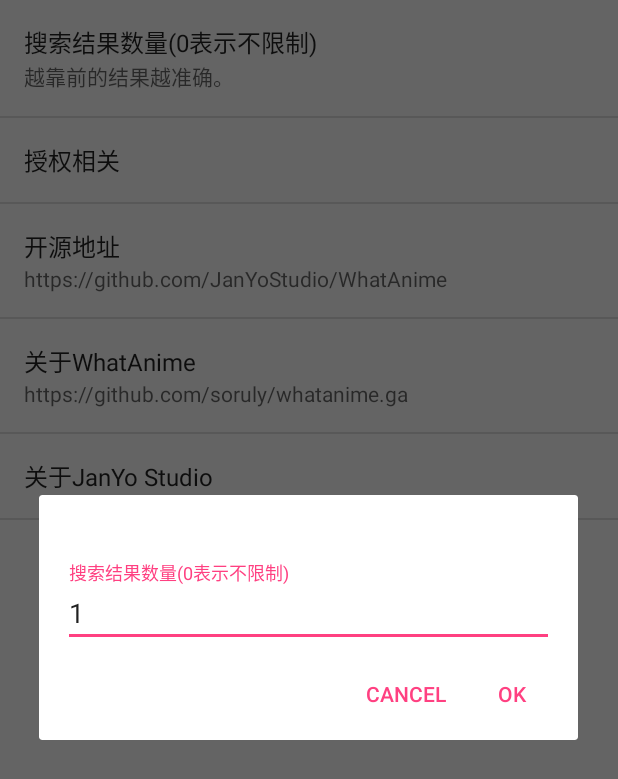
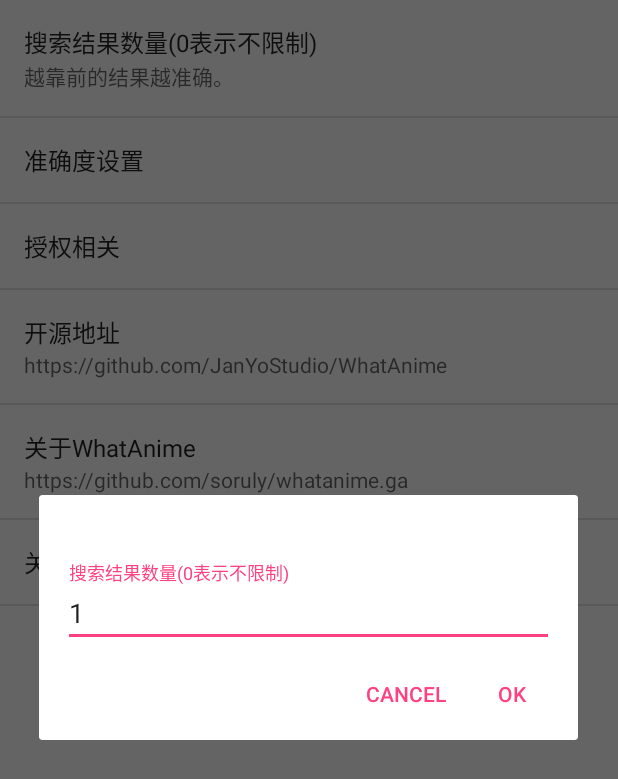
Before and after one commit to JanYoStudio/WhatAnime, an Android app: the fragment SettingsFragment shown on its own in the app's theme, after a tap on "搜索结果数量(0表示不限制)", on a phone screen of 412 x 824 dp. Shown: the top 779 px of the screen. Run offline under Robolectric (Android 15) with nearby library versions, the phone set to English and light mode, and no system bars; libraries missing offline, so code that uses them is left out: vip.mystery0.tools; 1 statement that could not run was skipped.

Commit message:
添加准确度设置

```diff
--- a/app/src/main/java/pw/janyo/whatanime/activity/MainActivity.java
+++ b/app/src/main/java/pw/janyo/whatanime/activity/MainActivity.java
@@ -106,7 +106,7 @@ public class MainActivity extends AppCompatActivity
 						@Override
 						public void onTargetDismissed(TapTargetView view, boolean userInitiated)
 						{
-							settings.setFirstRun(false);
+							settings.setFirstRun();
 						}
 					});
 		}
--- a/app/src/main/java/pw/janyo/whatanime/fragment/SettingsFragment.java
+++ b/app/src/main/java/pw/janyo/whatanime/fragment/SettingsFragment.java
@@ -30,6 +30,7 @@ public class SettingsFragment extends PreferenceFragment
 	private static final String TAG = "SettingsFragment";
 	private Settings settings;
 	private Preference resultNumberPreference;
+	private Preference similarityPreference;
 	private Preference licensePreference;
 	private Preference openSourceAddressPreference;
 	private Preference janyoInfoPreference;
@@ -73,6 +74,33 @@ public class SettingsFragment extends PreferenceFragment
 				View view = LayoutInflater.from(getActivity()).inflate(R.layout.dialog_edit, new TextInputLayout(getActivity()), false);
 				final TextInputLayout textInputLayout = view.findViewById(R.id.layout);
 				textInputLayout.setHint(getString(R.string.title_result_number));
+				textInputLayout.getEditText().setInputType(InputType.TYPE_CLASS_NUMBER);
+				textInputLayout.getEditText().setText(String.valueOf(settings.getResultNumber()));
+				new AlertDialog.Builder(getActivity())
+						.setTitle(" ")
+						.setView(view)
+						.setPositiveButton(android.R.string.ok, new DialogInterface.OnClickListener()
+						{
+							@Override
+							public void onClick(DialogInterface dialogInterface, int i)
+							{
+								Logs.i(TAG, "onClick: " + textInputLayout.getEditText().getText().toString());
+								settings.setResultNumber(Integer.parseInt(textInputLayout.getEditText().getText().toString()));
+							}
+						})
+						.setNegativeButton(android.R.string.cancel, null)
+						.show();
+				return false;
+			}
+		});
+		similarityPreference.setOnPreferenceClickListener(new Preference.OnPreferenceClickListener()
+		{
+			@Override
+			public boolean onPreferenceClick(Preference preference)
+			{
+				View view = LayoutInflater.from(getActivity()).inflate(R.layout.dialog_edit, new TextInputLayout(getActivity()), false);
+				final TextInputLayout textInputLayout = view.findViewById(R.id.layout);
+				textInputLayout.setHint(getString(R.string.title_similarity));
 				textInputLayout.getEditText().setInputType(InputType.TYPE_CLASS_NUMBER);
 				textInputLayout.getEditText().setText(String.valueOf(settings.getResultNumber()));
 				new AlertDialog.Builder(getActivity())
--- a/app/src/main/res/values/strings.xml
+++ b/app/src/main/res/values/strings.xml
@@ -18,7 +18,7 @@
     <string name="copyright">Copyright @2016–2017 JanYo Studio</string>
     <string name="all_right_reserved">All Right Reserved</string>
 
-    <string name="action_settings">Settings</string>
+    <string name="action_settings">设置</string>
 
     <string name="text_name">番名：%1$s</string>
     <string name="text_chinese_name">中文番名：%1$s</string>
@@ -30,6 +30,8 @@
     <string name="key_result_number">key_result_number</string>
     <string name="title_result_number">搜索结果数量(0表示不限制)</string>
     <string name="summary_result_number">越靠前的结果越准确。</string>
+    <string name="key_similarity">key_similarity</string>
+    <string name="title_similarity">准确度设置</string>
     <string name="key_license">key_license</string>
     <string name="title_license">授权相关</string>
     <string name="key_open_source_address">key_open_source_address</string>
@@ -49,6 +51,4 @@
     <string name="license_text6">在从事盈利、商用活动中，针对产品的传播复制需注明来源，以及源的授权协议。</string>
     <string name="license_text7">针对产品授权、答疑可电邮至工作室官方电子邮箱 : mystery0dyl520@gmail.com</string>
 
-    <string name="title_activity_main">MainActivity</string>
-
 </resources>
--- a/app/src/main/res/xml/preferences.xml
+++ b/app/src/main/res/xml/preferences.xml
@@ -5,6 +5,10 @@
     <Preference
         android:key="@string/key_result_number"
         android:title="@string/title_result_number"/>
+
+    <Preference
+        android:key="@string/key_similarity"
+        android:title="@string/title_similarity"/>
 
     <Preference
         android:key="@string/key_license"
```
Also changed, not shown: app/src/main/java/pw/janyo/whatanime/APP.java (+11 -1 lines), app/src/main/java/pw/janyo/whatanime/util/Settings.java (+12 -2 lines).
